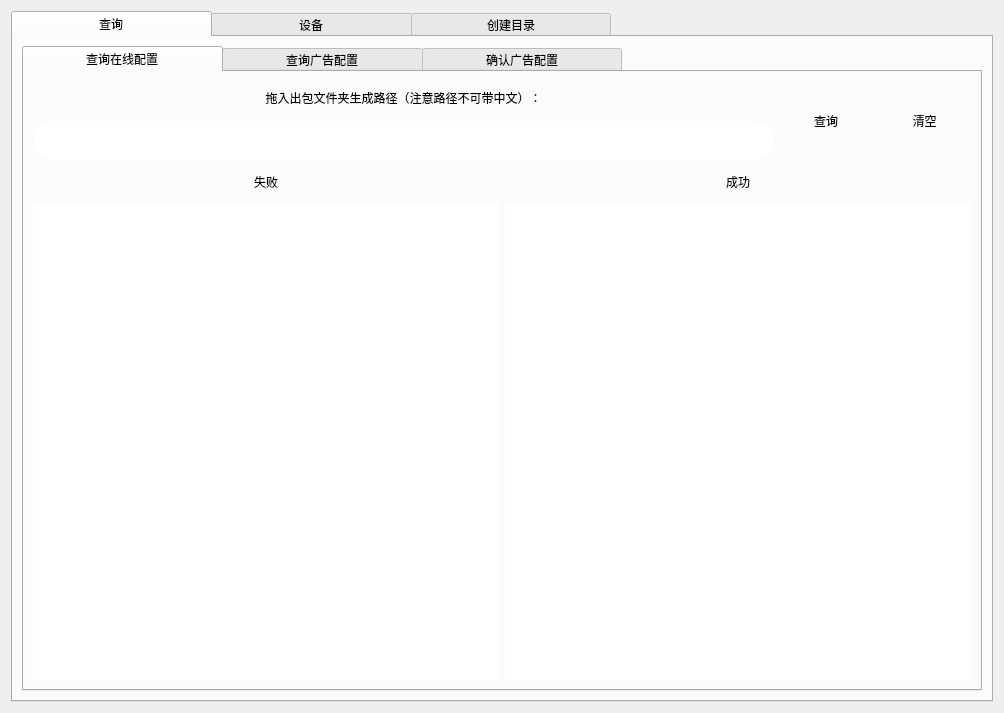
Before: the Qt Designer form CombineTestTools/CombineTestToolsFrame.ui in Aefun-ayi/ayi-demo, drawn with Qt 5.
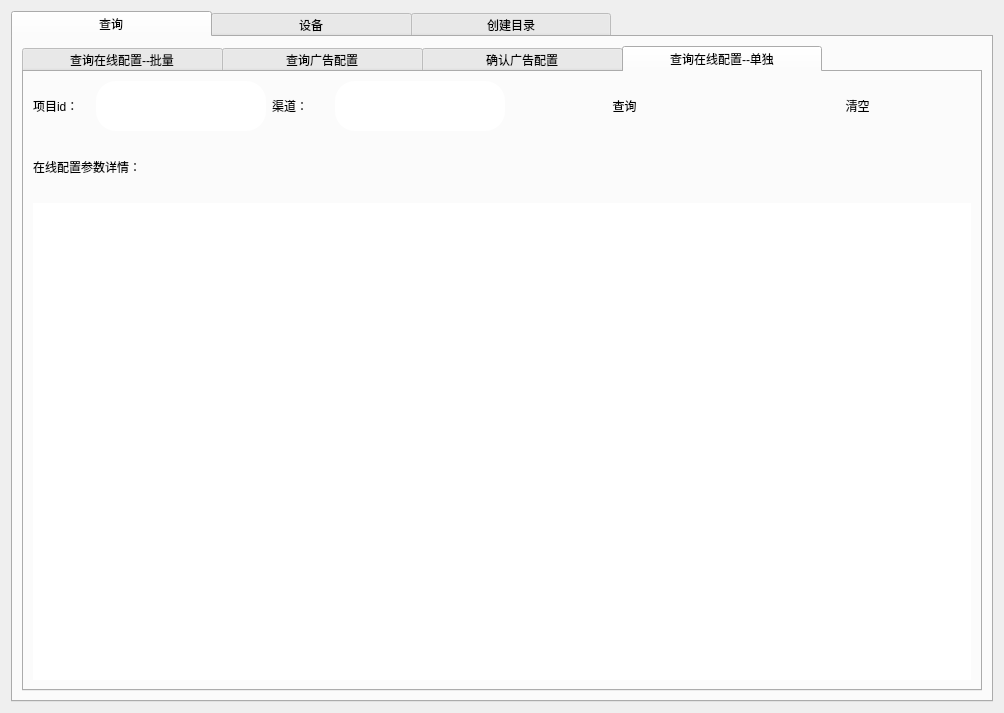
After: the same form once the commit is applied. The open tabs and pages were chosen to show the change. Icons and pictures are not drawn.

Commit message: add：单独查询；无感壁纸判断

Patch:
```diff
--- a/CombineTestTools/CombineTestToolsFrame.ui
+++ b/CombineTestTools/CombineTestToolsFrame.ui
@@ -45,7 +45,7 @@
          </property>
          <widget class="QWidget" name="tab_3">
           <attribute name="title">
-           <string>    查询在线配置    </string>
+           <string>    查询在线配置--批量    </string>
           </attribute>
           <layout class="QVBoxLayout" name="verticalLayout_7" stretch="1,9">
            <item>
@@ -862,6 +862,126 @@
            </item>
           </layout>
          </widget>
+         <widget class="QWidget" name="tab_19">
+          <attribute name="title">
+           <string>查询在线配置--单独</string>
+          </attribute>
+          <layout class="QVBoxLayout" name="verticalLayout_61" stretch="1,8">
+           <item>
+            <layout class="QHBoxLayout" name="horizontalLayout_24" stretch="1,3,1,3,4,4">
+             <item>
+              <widget class="QLabel" name="label_26">
+               <property name="styleSheet">
+                <string notr="true">font: 14pt &quot;幼圆&quot;;</string>
+               </property>
+               <property name="text">
+                <string>项目id：</string>
+               </property>
+              </widget>
+             </item>
+             <item>
+              <widget class="QLineEdit" name="OneselfPid">
+               <property name="minimumSize">
+                <size>
+                 <width>0</width>
+                 <height>50</height>
+                </size>
+               </property>
+               <property name="styleSheet">
+                <string notr="true">border-radius: 20px;
+font: 14pt &quot;微软雅黑&quot;;
+color: rgb(170, 255, 127);</string>
+               </property>
+              </widget>
+             </item>
+             <item>
+              <widget class="QLabel" name="label_25">
+               <property name="styleSheet">
+                <string notr="true">font: 14pt &quot;幼圆&quot;;</string>
+               </property>
+               <property name="text">
+                <string>渠道：</string>
+               </property>
+              </widget>
+             </item>
+             <item>
+              <widget class="QLineEdit" name="Oneselfchan">
+               <property name="minimumSize">
+                <size>
+                 <width>0</width>
+                 <height>50</height>
+                </size>
+               </property>
+               <property name="styleSheet">
+                <string notr="true">border-radius: 20px;
+font: 14pt &quot;微软雅黑&quot;;
+color: rgb(170, 255, 127);</string>
+               </property>
+              </widget>
+             </item>
+             <item>
+              <widget class="QPushButton" name="OneselfSelect">
+               <property name="minimumSize">
+                <size>
+                 <width>0</width>
+                 <height>50</height>
+                </size>
+               </property>
+               <property name="styleSheet">
+                <string notr="true">QPushButton
+{border-radius:10px;
+font: 14pt &quot;幼圆&quot;;}</string>
+               </property>
+               <property name="text">
+                <string>查询</string>
+               </property>
+              </widget>
+             </item>
+             <item>
+              <widget class="QPushButton" name="OneselfClear">
+               <property name="minimumSize">
+                <size>
+                 <width>0</width>
+                 <height>50</height>
+                </size>
+               </property>
+               <property name="styleSheet">
+                <string notr="true">QPushButton
+{border-radius:10px;
+font: 14pt &quot;幼圆&quot;;}</string>
+               </property>
+               <property name="text">
+                <string>清空</string>
+               </property>
+              </widget>
+             </item>
+            </layout>
+           </item>
+           <item>
+            <layout class="QVBoxLayout" name="verticalLayout_60" stretch="1,8">
+             <item>
+              <widget class="QLabel" name="label_27">
+               <property name="styleSheet">
+                <string notr="true">font: 28pt &quot;幼圆&quot;;</string>
+               </property>
+               <property name="text">
+                <string>在线配置参数详情：</string>
+               </property>
+              </widget>
+             </item>
+             <item>
+              <widget class="QTextBrowser" name="OneselfOnlineCfg">
+               <property name="styleSheet">
+                <string notr="true">border-radius: 20px;
+font: 14pt &quot;微软雅黑&quot;;
+color: rgb(170, 255, 127);</string>
+               </property>
+              </widget>
+             </item>
+            </layout>
+           </item>
+          </layout>
+         </widget>
         </widget>
        </item>
       </layout>
```
The commit also changes 13 other files.
